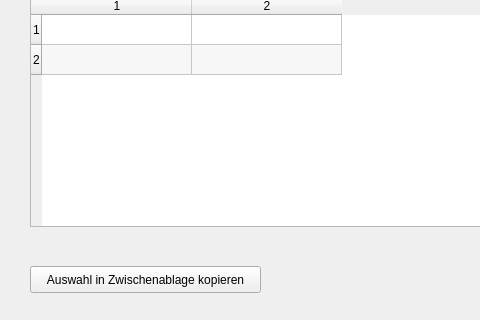
Before: the Qt Designer form flaechen_summe_dialog_base.ui in Lorjax/flaechensumme, drawn with Qt 5; both pictures show x 0 to 480 and y 184 to 504 of the 808 by 504 pixel window.
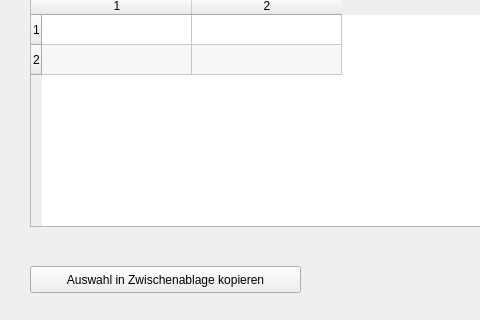
After: the same form once the commit is applied.

Commit message: resized clipboard button

What changed in the file:
```diff
--- a/flaechen_summe_dialog_base.ui
+++ b/flaechen_summe_dialog_base.ui
@@ -167,7 +167,7 @@
     <rect>
      <x>30</x>
      <y>450</y>
-     <width>231</width>
+     <width>271</width>
      <height>27</height>
     </rect>
    </property>
```
